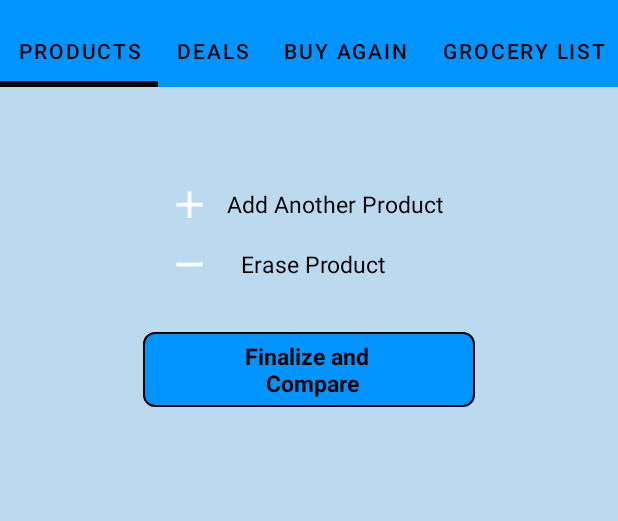
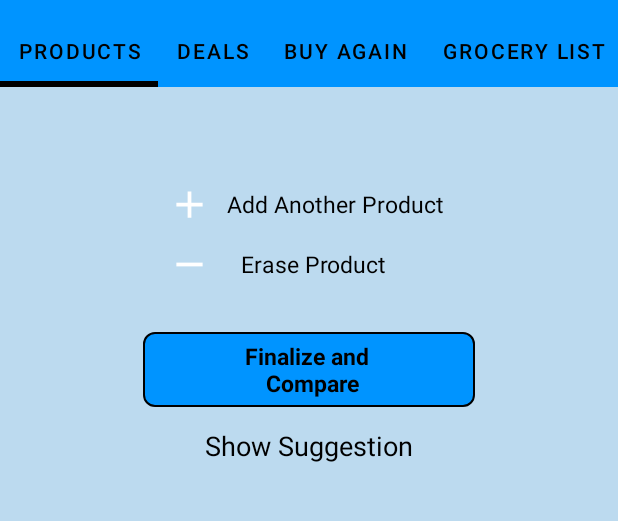
Before and after one commit to phayzeee/Smart_Shopper, an Android app: the GroceryListFragment screen opened through its navigation route, on a phone screen of 412 x 824 dp, the part 69-590 px from its top. Run offline under Robolectric (Android 15) with nearby library versions, the phone set to English and light mode, and no system bars; our stand-ins replace Room's generated code; libraries missing offline, so code that uses them is left out: www.sanju.motiontoast.

Commit message:
faizan commit

```diff
--- a/app/src/main/res/layout/fragment_grocery_list.xml
+++ b/app/src/main/res/layout/fragment_grocery_list.xml
@@ -92,7 +92,7 @@
             android:layout_marginStart="80dp"
             android:layout_marginTop="30dp"
             android:layout_marginEnd="80dp"
-            android:orientation="horizontal">
+            android:orientation="vertical">
 
             <TextView
                 android:id="@+id/addGroceryBtn"
@@ -106,7 +106,31 @@
                 android:textSize="15sp"
                 android:textStyle="bold" />
 
+
         </LinearLayout>
+
+        <TextView
+            android:id="@+id/showSuggestionBtn"
+            android:layout_width="match_parent"
+            android:layout_height="match_parent"
+            android:gravity="center"
+            android:padding="3dp"
+            android:layout_marginTop="10dp"
+            android:text="Show Suggestion"
+            android:textColor="@color/black"
+            android:textSize="18sp" />
+
+        <androidx.recyclerview.widget.RecyclerView
+            android:layout_width="match_parent"
+            android:layout_height="wrap_content"
+            android:id="@+id/rv_filter_prod"
+            app:layoutManager="androidx.recyclerview.widget.LinearLayoutManager"
+            tools:listitem="@layout/list_row"
+            android:layout_marginTop="10dp"
+            tools:itemCount="2"
+            android:orientation="vertical"
+            android:visibility="gone"
+            />
 
     </androidx.appcompat.widget.LinearLayoutCompat>
 </androidx.core.widget.NestedScrollView>
```
